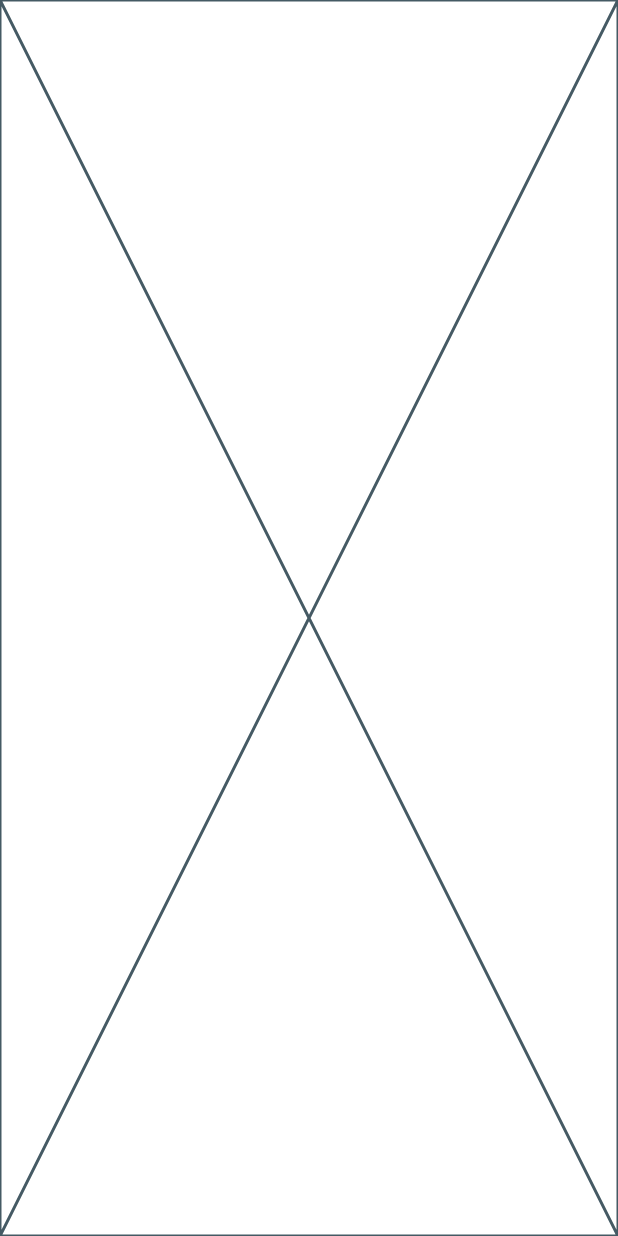
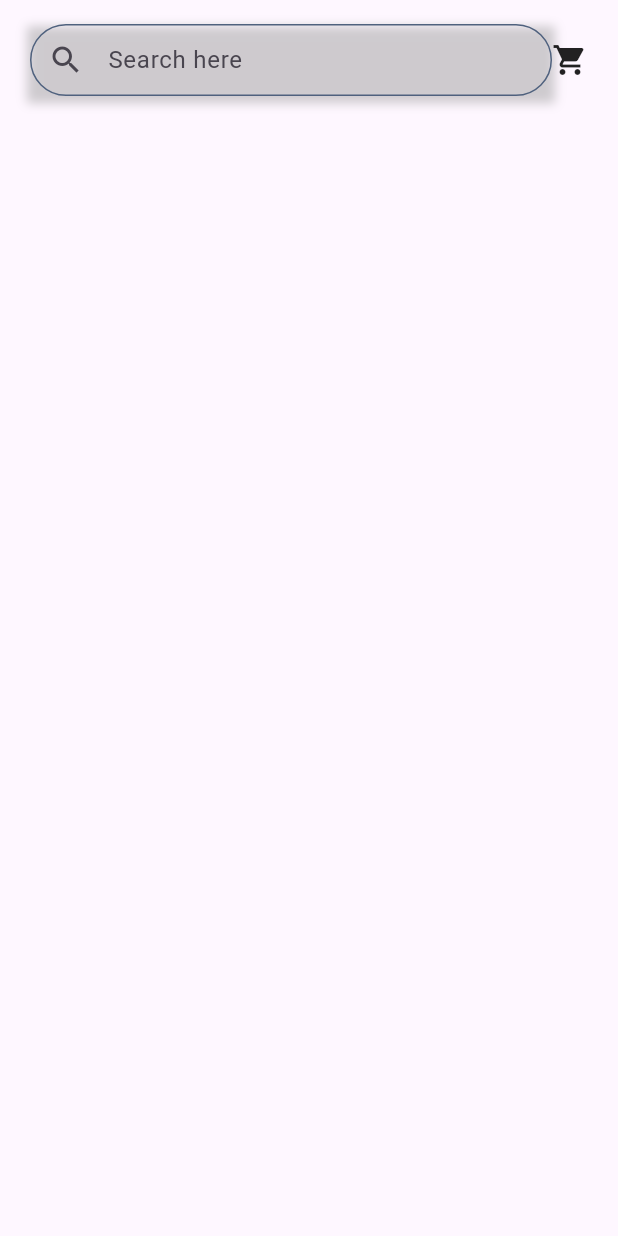
Before and after one commit to s4r4h4mdy0x01/moon_space_tesk, a Flutter app: the screen it shows after launch, on a phone screen of 412 x 824 dp. Run offline on Flutter 3.47's test engine with Material 3 defaults, Android fonts, the phone set to English and light mode, and no system bars; our stand-ins replace flutter_screenutil.

Commit message:
Test ui to Search TextField

```diff
--- a/lib/app.dart
+++ b/lib/app.dart
@@ -17,7 +17,7 @@ class MoonSpaceTask extends StatelessWidget {
 
       child: MaterialApp(
         debugShowCheckedModeBanner: false,
-          title: 'Sakany App',
+          title: 'Moon Space',
         theme: ThemeData(
 
             // colorScheme: ColorScheme.fromSeed(seedColor: Colors.deepPurple),
--- /dev/null
+++ b/lib/core/helper/spacing.dart
@@ -0,0 +1,9 @@
+import 'package:flutter/material.dart';
+import 'package:flutter_screenutil/flutter_screenutil.dart';
+
+SizedBox horizontalSpace(double width) => SizedBox(
+      width: width.w,
+    );
+SizedBox verticalSpace(double height) => SizedBox(
+      height: height.h,
+    );
--- a/lib/features/home/ui/screens/home_screen.dart
+++ b/lib/features/home/ui/screens/home_screen.dart
@@ -1,10 +1,23 @@
 import 'package:flutter/material.dart';
+import 'package:moon_space_task/features/home/ui/widgets/home_top_bar.dart';
 
 class HomeScreen extends StatelessWidget {
   const HomeScreen({super.key});
 
   @override
   Widget build(BuildContext context) {
-    return const Placeholder();
+    return Scaffold(
+      body: SafeArea(
+        child: Container(
+          margin: const EdgeInsets.fromLTRB(20, 16, 20, 28),
+          child: Column(
+            children: [
+              const HomeTopBar(),
+
+            ],
+          ),
+        ),
+      ),
+    );
   }
 }
--- /dev/null
+++ b/lib/features/home/ui/widgets/home_top_bar.dart
@@ -0,0 +1,51 @@
+import 'package:flutter/material.dart';
+
+import '../../../../core/theming/colors.dart';
+
+class HomeTopBar extends StatelessWidget {
+  const HomeTopBar({super.key});
+
+  @override
+  Widget build(BuildContext context) {
+    return  Row(
+      children: [
+         Expanded(
+          child: Container(
+            decoration: BoxDecoration(
+              boxShadow: [
+                BoxShadow(
+                  color: Colors.grey.withOpacity(0.5),
+                  spreadRadius: 2,
+                  blurRadius: 5,
+                  offset: Offset(0, 3), // changes position of shadow
+                ),
+              ],
+            ),
+            child: TextField(
+              decoration: InputDecoration(
+
+                prefixIcon: const Icon(Icons.search),
+                border: OutlineInputBorder(
+                  borderRadius: BorderRadius.circular(32.0),
+                  borderSide: BorderSide(color: Colors.green)),
+                focusedBorder: OutlineInputBorder(
+                  borderRadius: BorderRadius.circular(32.0),
+                  borderSide: BorderSide(color: ColorManager.grey)),
+                enabledBorder:  OutlineInputBorder(
+                  borderRadius: BorderRadius.circular(32.0),
+                  borderSide: BorderSide(color: ColorManager.primary,),),
+                errorBorder: InputBorder.none,
+                disabledBorder: OutlineInputBorder(
+                  borderRadius: BorderRadius.circular(32.0),
+                  borderSide: BorderSide(color: const Color.fromRGBO(255, 193, 7, 1))),
+                hintText: 'Search here',
+                contentPadding: const EdgeInsets.all(8),
+              ),
+            ),
+          ),
+        ),
+     Icon(Icons.shopping_cart),
+      ],
+    );
+  }
+}
```
